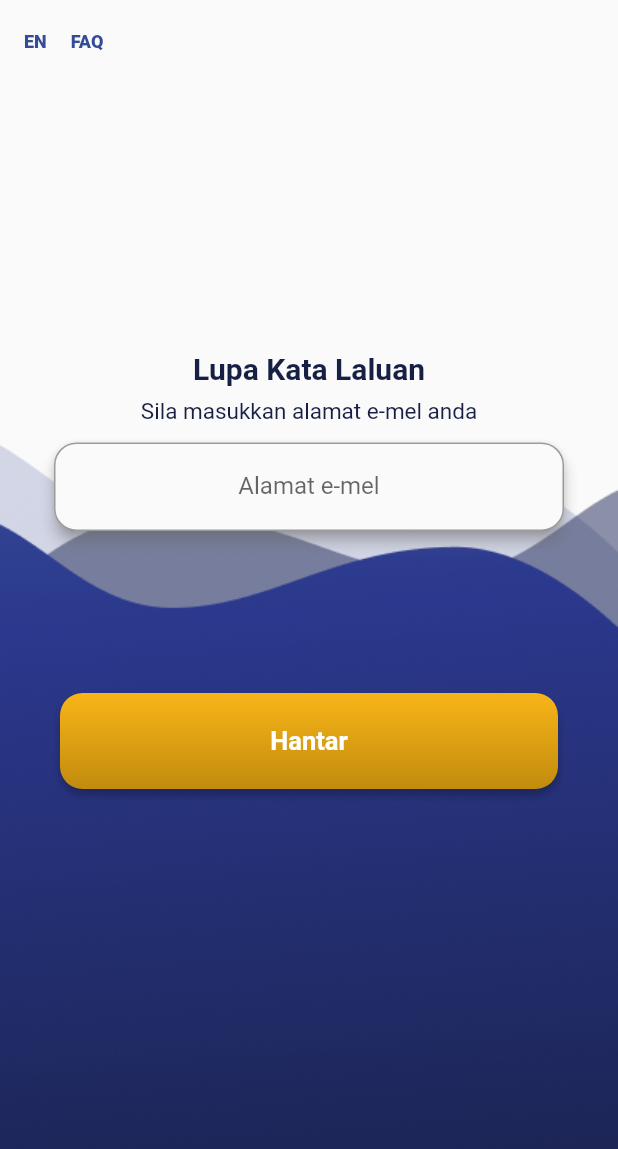
After one commit to deadanimal/JPJ-Flutter, a Flutter app: the screen it shows after launch, after a tap on "Terlupa Kata Laluan?", on a phone screen of 412 x 824 dp. The commit adds this screen. Shown: the top 1149 px of the screen. Run offline on Flutter 3.47's test engine with Material 2 defaults, Android fonts, the phone set to English and light mode, and no system bars; our stand-ins replace flutter_easyloading; network calls fail; Roboto replaces fonts that are missing (Poppins).

Commit message:
Added forgot password UI

```diff
--- /dev/null
+++ b/lib/controller/forgot_password_controller.dart
@@ -0,0 +1,56 @@
+import 'package:flutter/material.dart';
+import 'package:jpj_info/view/appBarHeader/appBarHeader.dart';
+import 'package:jpj_info/view/forgot_password/forgot_password.dart';
+import 'package:jpj_info/view/mainpage/mainpage.dart';
+import 'package:jpj_info/view/navbar/menu.dart';
+
+class ForgotPasswordController extends StatefulWidget {
+  const ForgotPasswordController({Key? key}) : super(key: key);
+
+  @override
+  State<StatefulWidget> createState() => _ForgotPasswordController();
+}
+
+class _ForgotPasswordController extends State<ForgotPasswordController> {
+  late TextEditingController _email;
+  @override
+  void initState() {
+    super.initState();
+    _email = TextEditingController();
+  }
+
+  @override
+  void dispose() {
+    _email.dispose();
+    super.dispose();
+  }
+
+  @override
+  Widget build(BuildContext context) {
+    return MaterialApp(
+      home: SafeArea(
+        child: Scaffold(
+          appBar: appBarHeader(
+            gradient1: 0,
+            gradient2: 0,
+          ),
+          body: ForgotPassword(
+            emailController: _email,
+            submitCB: submitCallback,
+          ),
+        ),
+      ),
+    );
+  }
+
+  void submitCallback(BuildContext context) {
+    Navigator.push(
+      context,
+      MaterialPageRoute(
+        builder: (context) {
+          return const MainPage();
+        },
+      ),
+    );
+  }
+}
--- /dev/null
+++ b/lib/controller/login_controller.dart
@@ -0,0 +1,88 @@
+import 'package:flutter/material.dart';
+import 'package:jpj_info/controller/forgot_password_controller.dart';
+import 'package:jpj_info/view/appBarHeader/appBarHeader.dart';
+import 'package:jpj_info/view/login/login.dart';
+import 'package:jpj_info/view/mainpage/mainpage.dart';
+import 'package:jpj_info/view/navbar/menu.dart';
+
+class LoginController extends StatefulWidget {
+  const LoginController({Key? key}) : super(key: key);
+
+  @override
+  State<StatefulWidget> createState() => _LoginController();
+}
+
+class _LoginController extends State<LoginController> {
+  late TextEditingController _userId;
+  late TextEditingController _userPwd;
+  @override
+  void initState() {
+    super.initState();
+    _userId = TextEditingController();
+    _userPwd = TextEditingController();
+  }
+
+  @override
+  void dispose() {
+    _userId.dispose();
+    _userPwd.dispose();
+    super.dispose();
+  }
+
+  @override
+  Widget build(BuildContext context) {
+    return MaterialApp(
+      home: SafeArea(
+        child: Scaffold(
+          endDrawer: const NavBar(),
+          appBar: appBarHeader(
+            gradient1: 0,
+            gradient2: 0,
+          ),
+          body: Login(
+            userId: _userId,
+            userPwd: _userPwd,
+            logAsGuessCB: logAsGuess,
+            newAccountCB: newRegistration,
+            logInCB: login,
+            forgotPasswordCB: forgotPassword,
+          ),
+        ),
+      ),
+    );
+  }
+
+  void login(BuildContext context) {
+    Navigator.push(
+      context,
+      MaterialPageRoute(
+        builder: (context) {
+          return const MainPage();
+        },
+      ),
+    );
+  }
+
+  bool isLoggedIn() {
+    return false; // check for saved login detail
+  }
+
+  void logAsGuess(BuildContext context) {
+    login(context);
+  }
+
+  void newRegistration(BuildContext context) {
+    login(context);
+  }
+
+  void forgotPassword(BuildContext context) {
+    Navigator.push(
+      context,
+      MaterialPageRoute(
+        builder: (context) {
+          return const ForgotPasswordController();
+        },
+      ),
+    );
+  }
+}
--- /dev/null
+++ b/lib/controller/responsive.dart
@@ -0,0 +1,13 @@
+import 'package:flutter/material.dart';
+
+class Responsive {
+  bool isMobile(BuildContext context) =>
+      MediaQuery.of(context).size.width < 820;
+
+  bool isTablet(BuildContext context) =>
+      MediaQuery.of(context).size.width < 1100 &&
+      MediaQuery.of(context).size.width >= 820;
+
+  bool isDesktop(BuildContext context) =>
+      MediaQuery.of(context).size.width >= 1100;
+}
--- /dev/null
+++ b/lib/view/common/background.dart
@@ -0,0 +1,20 @@
+import 'package:flutter/material.dart';
+import 'package:jpj_info/controller/responsive.dart';
+
+class Background {
+  Decoration themeBackground(BuildContext context) {
+    AssetImage image;
+    if (Responsive().isMobile(context)) {
+      image = const AssetImage("images/login_bg.png");
+    } else {
+      image = const AssetImage("images/main_bg.png");
+    }
+    return BoxDecoration(
+      image: DecorationImage(
+        image: image,
+        fit: BoxFit.fitWidth,
+        alignment: Alignment.bottomCenter,
+      ),
+    );
+  }
+}
--- a/lib/view/common/spacing.dart
+++ b/lib/view/common/spacing.dart
@@ -3,3 +3,5 @@ const double horizontalPadding = verticalPadding;
 const double vPaddingM = verticalPadding / 2;
 const double vPaddingS = verticalPadding / 4;
 const double vPaddingXs = verticalPadding / 8;
+const double vPaddingXL = verticalPadding * 2;
+const double vPaddingXXL = verticalPadding * 3;
--- /dev/null
+++ b/lib/view/forgot_password/forgot_password.dart
@@ -0,0 +1,76 @@
+import 'package:flutter/material.dart';
+import 'package:jpj_info/view/common/background.dart';
+import 'package:jpj_info/view/common/color_scheme.dart';
+import 'package:jpj_info/view/common/spacing.dart';
+import 'package:jpj_info/view/form/custom_button.dart';
+import 'package:jpj_info/view/form/label.dart';
+import 'package:jpj_info/view/form/text_field.dart';
+
+class ForgotPassword extends StatelessWidget {
+  ForgotPassword({
+    Key? key,
+    this.screenHeight,
+    this.screenWidth,
+    required this.emailController,
+    this.submitCB,
+  }) : super(key: key);
+
+  double? screenHeight;
+  double? screenWidth;
+  final TextEditingController emailController;
+  final void Function(BuildContext)? submitCB;
+
+  @override
+  Widget build(BuildContext context) {
+    screenWidth = (MediaQuery.of(context).size.width);
+    screenHeight = (MediaQuery.of(context).size.height);
+    return Container(
+      height: double.infinity,
+      width: double.infinity,
+      decoration: Background().themeBackground(context),
+      child: Center(
+        child: _foreground(context),
+      ),
+    );
+  }
+
+  Widget _foreground(context) {
+    return Container(
+      constraints: const BoxConstraints(maxWidth: 400),
+      width: screenWidth,
+      height: screenHeight! / 2,
+      child: Column(
+        children: [
+          const CustomLabel(
+            label: "Lupa Kata Laluan",
+          ),
+          const SizedBox(height: vPaddingM),
+          const CustomLabel(
+            label: "Sila masukkan alamat e-mel anda",
+            fontWeight: FontWeight.normal,
+            fontSize: 15,
+          ),
+          const SizedBox(height: vPaddingM),
+          TextFieldForm(
+            textController: emailController,
+            label: "Alamat e-mel",
+            width: screenWidth! - 64,
+          ),
+          const SizedBox(height: vPaddingXL),
+          const SizedBox(height: vPaddingXL),
+          const SizedBox(height: vPaddingXL),
+          CustomButton(
+            width: screenWidth! - 64,
+            onPressed: () {
+              if (submitCB != null) {
+                submitCB!(context);
+              }
+            },
+            decoration: orangeGradientBtnDeco,
+            label: "Hantar",
+          ),
+        ],
+      ),
+    );
+  }
+}
--- a/lib/view/form/custom_button.dart
+++ b/lib/view/form/custom_button.dart
@@ -25,7 +25,7 @@ class CustomButton extends StatelessWidget {
         child: Container(
           decoration: decoration,
           child: Padding(
-            padding: const EdgeInsets.all(4.0),
+            padding: const EdgeInsets.all(8.0),
             child: TextButton(
               style: ButtonStyle(
                 foregroundColor: MaterialStateProperty.all<Color>(Colors.blue),
--- a/lib/view/form/label.dart
+++ b/lib/view/form/label.dart
@@ -6,10 +6,12 @@ class CustomLabel extends StatelessWidget {
     Key? key,
     this.label = "NO LABEL",
     this.fontSize = 20,
+    this.fontWeight = FontWeight.w700,
   }) : super(key: key);
 
   final String label;
   final double fontSize;
+  final FontWeight? fontWeight;
 
   @override
   Widget build(BuildContext context) {
@@ -20,7 +22,7 @@ class CustomLabel extends StatelessWidget {
         color: const Color(themeNavy),
         fontSize: fontSize,
         fontFamily: "Poppins",
-        fontWeight: FontWeight.w700,
+        fontWeight: fontWeight,
       ),
     );
   }
--- a/lib/view/form/text_field.dart
+++ b/lib/view/form/text_field.dart
@@ -5,11 +5,15 @@ class TextFieldForm extends StatelessWidget {
     Key? key,
     this.label = "",
     this.width = 64,
+    this.obscureText = false,
+    this.inputType = TextInputType.text,
     required this.textController,
   }) : super(key: key);
 
   final String label;
   final double width;
+  final TextInputType inputType;
+  final bool obscureText;
   final TextEditingController textController;
 
   @override
@@ -25,6 +29,8 @@ class TextFieldForm extends StatelessWidget {
           child: TextField(
             controller: textController,
             textAlign: TextAlign.center,
+            keyboardType: inputType,
+            obscureText: obscureText,
             decoration: InputDecoration(
               border: OutlineInputBorder(
                 borderRadius: BorderRadius.circular(15.0),
--- a/lib/view/navbar/menu.dart
+++ b/lib/view/navbar/menu.dart
@@ -1,5 +1,5 @@
 import 'package:flutter/material.dart';
-import 'package:jpj_info/view/login/login.dart';
+import 'package:jpj_info/controller/login_controller.dart';
 
 class NavBar extends StatelessWidget {
   const NavBar({Key? key}) : super(key: key);
@@ -71,7 +71,7 @@ class NavBar extends StatelessWidget {
                 context,
                 MaterialPageRoute(
                   builder: (context) {
-                    return const Login();
+                    return const LoginController();
                   },
                 ),
               );
```
Also changed, not shown: lib/main.dart (+2 -13 lines), lib/view/login/login.dart (+41 -73 lines).
